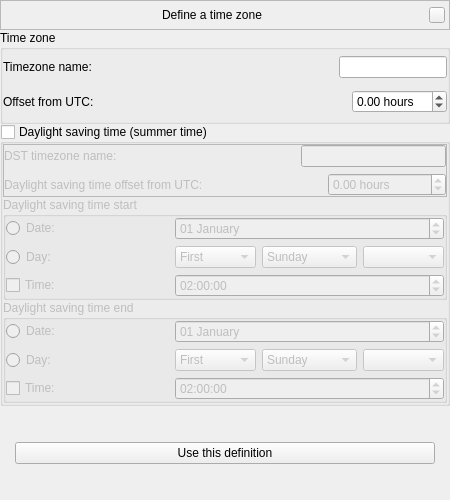
Before: the Qt Designer form plugins/TimeZoneManager/src/gui/defineTimeZone.ui in 519984307/stellarium_src, drawn with Qt 5.
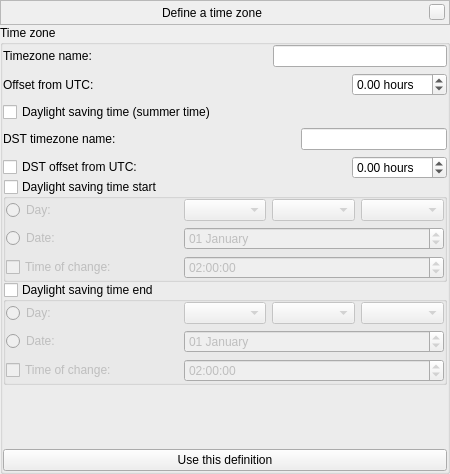
After: the same form once the commit is applied. Custom widgets are drawn as their Qt base class.

Commit message: implemented time zone definition window functionality (mostly untested, may need special case for Windows)

Patch:
```diff
--- a/plugins/TimeZoneManager/src/gui/defineTimeZone.ui
+++ b/plugins/TimeZoneManager/src/gui/defineTimeZone.ui
@@ -7,7 +7,7 @@
     <x>0</x>
     <y>0</y>
     <width>450</width>
-    <height>500</height>
+    <height>474</height>
    </rect>
   </property>
   <layout class="QVBoxLayout" name="verticalLayout">
@@ -152,17 +152,7 @@
          </spacer>
         </item>
         <item>
-         <widget class="QLineEdit" name="lineEditName">
-          <property name="sizePolicy">
-           <sizepolicy hsizetype="Preferred" vsizetype="Fixed">
-            <horstretch>0</horstretch>
-            <verstretch>0</verstretch>
-           </sizepolicy>
-          </property>
-          <property name="maxLength">
-           <number>3</number>
-          </property>
-         </widget>
+         <widget class="QLineEdit" name="lineEditName"/>
         </item>
        </layout>
       </item>
@@ -209,20 +199,15 @@
         </item>
        </layout>
       </item>
-     </layout>
-    </widget>
-   </item>
    <item>
-    <widget class="QGroupBox" name="groupBoxDst">
-     <property name="title">
+       <widget class="QCheckBox" name="checkBoxDst">
+        <property name="text">
       <string>Daylight saving time (summer time)</string>
      </property>
-     <property name="checkable">
-      <bool>true</bool>
-     </property>
-     <property name="checked">
-      <bool>false</bool>
-     </property>
+       </widget>
+      </item>
+      <item>
+       <widget class="QFrame" name="frameDst">
      <layout class="QVBoxLayout" name="verticalLayoutDst">
       <property name="spacing">
        <number>0</number>
@@ -232,13 +217,7 @@
       </property>
       <item>
        <widget class="QFrame" name="frame">
-        <property name="frameShape">
-         <enum>QFrame::StyledPanel</enum>
-        </property>
-        <property name="frameShadow">
-         <enum>QFrame::Raised</enum>
-        </property>
-        <layout class="QVBoxLayout" name="verticalLayout_2">
+           <layout class="QVBoxLayout" name="verticalLayoutDstMain">
          <property name="margin">
           <number>0</number>
          </property>
@@ -271,20 +250,16 @@
             </spacer>
            </item>
            <item>
-            <widget class="QLineEdit" name="lineEditNameDst">
-             <property name="maxLength">
-              <number>3</number>
-             </property>
-            </widget>
+               <widget class="QLineEdit" name="lineEditNameDst"/>
            </item>
           </layout>
          </item>
          <item>
           <layout class="QHBoxLayout" name="horizontalLayoutOffsetDst">
            <item>
-            <widget class="QLabel" name="labelOffsetDst">
+               <widget class="QCheckBox" name="checkBoxOffsetDst">
              <property name="text">
-              <string>Daylight saving time offset from UTC:</string>
+                 <string>DST offset from UTC:</string>
              </property>
             </widget>
            </item>
@@ -295,20 +270,14 @@
              </property>
              <property name="sizeHint" stdset="0">
               <size>
-               <width>40</width>
-               <height>20</height>
+                  <width>0</width>
+                  <height>0</height>
               </size>
              </property>
             </spacer>
            </item>
            <item>
             <widget class="QDoubleSpinBox" name="doubleSpinBoxOffsetDst">
-             <property name="sizePolicy">
-              <sizepolicy hsizetype="Expanding" vsizetype="Fixed">
-               <horstretch>0</horstretch>
-               <verstretch>0</verstretch>
-              </sizepolicy>
-             </property>
              <property name="wrapping">
               <bool>true</bool>
              </property>
@@ -321,6 +290,9 @@
              <property name="maximum">
               <double>24.000000000000000</double>
              </property>
+                <property name="singleStep">
+                 <double>0.250000000000000</double>
+                </property>
             </widget>
            </item>
           </layout>
@@ -333,27 +305,16 @@
         <property name="title">
          <string>Daylight saving time start</string>
         </property>
-        <layout class="QGridLayout" name="gridLayout_2">
+           <property name="checkable">
+            <bool>true</bool>
+           </property>
+           <property name="checked">
+            <bool>false</bool>
+           </property>
+           <layout class="QGridLayout" name="gridLayoutDstStart">
          <property name="margin">
           <number>0</number>
          </property>
-         <item row="0" column="0" colspan="2">
-          <widget class="QRadioButton" name="radioButtonDstStartDate">
-           <property name="text">
-            <string>Date:</string>
-           </property>
-          </widget>
-         </item>
-         <item row="0" column="2" colspan="3">
-          <widget class="QDateEdit" name="dateEditDstStart">
-           <property name="wrapping">
-            <bool>true</bool>
-           </property>
-           <property name="displayFormat">
-            <string>dd MMMM</string>
-           </property>
-          </widget>
-         </item>
          <item row="1" column="0" colspan="2">
           <widget class="QRadioButton" name="radioButtonDstStartDay">
            <property name="text">
@@ -362,84 +323,22 @@
           </widget>
          </item>
          <item row="1" column="2">
-          <widget class="QComboBox" name="comboBoxDstStartWeek">
-           <item>
-            <property name="text">
-             <string>First</string>
-            </property>
-           </item>
-           <item>
-            <property name="text">
-             <string>Second</string>
-            </property>
-           </item>
-           <item>
-            <property name="text">
-             <string>Third</string>
-            </property>
-           </item>
-           <item>
-            <property name="text">
-             <string>Fourth</string>
-            </property>
-           </item>
-           <item>
-            <property name="text">
-             <string>Last</string>
-            </property>
-           </item>
-          </widget>
+             <widget class="QComboBox" name="comboBoxDstStartWeek"/>
          </item>
          <item row="1" column="3">
-          <widget class="QComboBox" name="comboBoxDstStartDay">
-           <item>
-            <property name="text">
-             <string>Sunday</string>
-            </property>
-           </item>
-           <item>
-            <property name="text">
-             <string>Monday</string>
-            </property>
-           </item>
-           <item>
-            <property name="text">
-             <string>Tuesday</string>
-            </property>
-           </item>
-           <item>
-            <property name="text">
-             <string>Wednesday</string>
-            </property>
-           </item>
-           <item>
-            <property name="text">
-             <string>Thursday</string>
-            </property>
-           </item>
-           <item>
-            <property name="text">
-             <string>Friday</string>
-            </property>
-           </item>
-           <item>
-            <property name="text">
-             <string>Saturday</string>
-            </property>
-           </item>
-          </widget>
+             <widget class="QComboBox" name="comboBoxDstStartDay"/>
          </item>
          <item row="1" column="4">
           <widget class="QComboBox" name="comboBoxDstStartMonth"/>
          </item>
-         <item row="2" column="0" colspan="2">
+            <item row="4" column="0" colspan="2">
           <widget class="QCheckBox" name="checkBoxDstStartTime">
            <property name="text">
-            <string>Time:</string>
+               <string>Time of change:</string>
            </property>
           </widget>
          </item>
-         <item row="2" column="2" colspan="3">
+            <item row="4" column="2" colspan="3">
           <widget class="QTimeEdit" name="timeEditDstStart">
            <property name="wrapping">
             <bool>true</bool>
@@ -456,6 +355,23 @@
            </property>
           </widget>
          </item>
+            <item row="2" column="0" colspan="2">
+             <widget class="QRadioButton" name="radioButtonDstStartDate">
+              <property name="text">
+               <string>Date:</string>
+              </property>
+             </widget>
+            </item>
+            <item row="2" column="2" colspan="3">
+             <widget class="QDateEdit" name="dateEditDstStart">
+              <property name="wrapping">
+               <bool>true</bool>
+              </property>
+              <property name="displayFormat">
+               <string>dd MMMM</string>
+              </property>
+             </widget>
+            </item>
         </layout>
        </widget>
       </item>
@@ -464,27 +380,16 @@
         <property name="title">
          <string>Daylight saving time end</string>
         </property>
+           <property name="checkable">
+            <bool>true</bool>
+           </property>
+           <property name="checked">
+            <bool>false</bool>
+           </property>
         <layout class="QGridLayout" name="gridLayout_4">
          <property name="margin">
           <number>0</number>
          </property>
-         <item row="0" column="0" colspan="2">
-          <widget class="QRadioButton" name="radioButtonDstEndDate">
-           <property name="text">
-            <string>Date:</string>
-           </property>
-          </widget>
-         </item>
-         <item row="0" column="2" colspan="3">
-          <widget class="QDateEdit" name="dateEditDstEnd">
-           <property name="wrapping">
-            <bool>true</bool>
-           </property>
-           <property name="displayFormat">
-            <string>dd MMMM</string>
-           </property>
-          </widget>
-         </item>
          <item row="1" column="0" colspan="2">
           <widget class="QRadioButton" name="radioButtonDstEndDay">
            <property name="text">
@@ -493,84 +398,22 @@
           </widget>
          </item>
          <item row="1" column="2">
-          <widget class="QComboBox" name="comboBoxDstEndWeek">
-           <item>
-            <property name="text">
-             <string>First</string>
-            </property>
-           </item>
-           <item>
-            <property name="text">
-             <string>Second</string>
-            </property>
-           </item>
-           <item>
-            <property name="text">
-             <string>Third</string>
-            </property>
-           </item>
-           <item>
-            <property name="text">
-             <string>Fourth</string>
-            </property>
-           </item>
-           <item>
-            <property name="text">
-             <string>Last</string>
-            </property>
-           </item>
-          </widget>
+             <widget class="QComboBox" name="comboBoxDstEndWeek"/>
          </item>
          <item row="1" column="3">
-          <widget class="QComboBox" name="comboBoxDstEndDay">
-           <item>
-            <property name="text">
-             <string>Sunday</string>
-            </property>
-           </item>
-           <item>
-            <property name="text">
-             <string>Monday</string>
-            </property>
-           </item>
-           <item>
-            <property name="text">
-             <string>Tuesday</string>
-            </property>
-           </item>
-           <item>
-            <property name="text">
-             <string>Wednesday</string>
-            </property>
-           </item>
-           <item>
-            <property name="text">
-             <string>Thursday</string>
-            </property>
-           </item>
-           <item>
-            <property name="text">
-             <string>Friday</string>
-            </property>
-           </item>
-           <item>
-            <property name="text">
-             <string>Saturday</string>
-            </property>
-           </item>
-          </widget>
+             <widget class="QComboBox" name="comboBoxDstEndDay"/>
          </item>
          <item row="1" column="4">
           <widget class="QComboBox" name="comboBoxDstEndMonth"/>
          </item>
-         <item row="2" column="0" colspan="2">
+            <item row="4" column="0" colspan="2">
           <widget class="QCheckBox" name="checkBoxDstEndTime">
            <property name="text">
-            <string>Time:</string>
+               <string>Time of change:</string>
            </property>
           </widget>
          </item>
-         <item row="2" column="2" colspan="3">
+            <item row="4" column="2" colspan="3">
           <widget class="QTimeEdit" name="timeEditDstEnd">
            <property name="wrapping">
             <bool>true</bool>
@@ -587,6 +430,23 @@
            </property>
           </widget>
          </item>
+            <item row="3" column="2" colspan="3">
+             <widget class="QDateEdit" name="dateEditDstEnd">
+              <property name="wrapping">
+               <bool>true</bool>
+              </property>
+              <property name="displayFormat">
+               <string>dd MMMM</string>
+              </property>
+             </widget>
+            </item>
+            <item row="3" column="0" colspan="2">
+             <widget class="QRadioButton" name="radioButtonDstEndDate">
+              <property name="text">
+               <string>Date:</string>
+              </property>
+             </widget>
+            </item>
         </layout>
        </widget>
       </item>
@@ -594,19 +454,18 @@
     </widget>
    </item>
    <item>
-    <widget class="QFrame" name="frameOk">
-     <property name="styleSheet">
-      <string notr="true">QFrame {
-	padding: 15px; /* the same as in QGroupBox*/
-}</string>
-     </property>
-     <layout class="QVBoxLayout" name="verticalLayoutOk">
-      <property name="spacing">
-       <number>0</number>
-      </property>
-      <property name="margin">
-       <number>0</number>
-      </property>
+       <spacer name="verticalSpacer">
+        <property name="orientation">
+         <enum>Qt::Vertical</enum>
+        </property>
+        <property name="sizeHint" stdset="0">
+         <size>
+          <width>20</width>
+          <height>40</height>
+         </size>
+        </property>
+       </spacer>
+      </item>
       <item>
        <widget class="QPushButton" name="pushButtonUseDefinition">
         <property name="text">
```
Left out of the diff: 126 changed lines with no effect on the pictures. Lines whose indentation alone changed are shown as unchanged. The commit also changes 4 other files.
